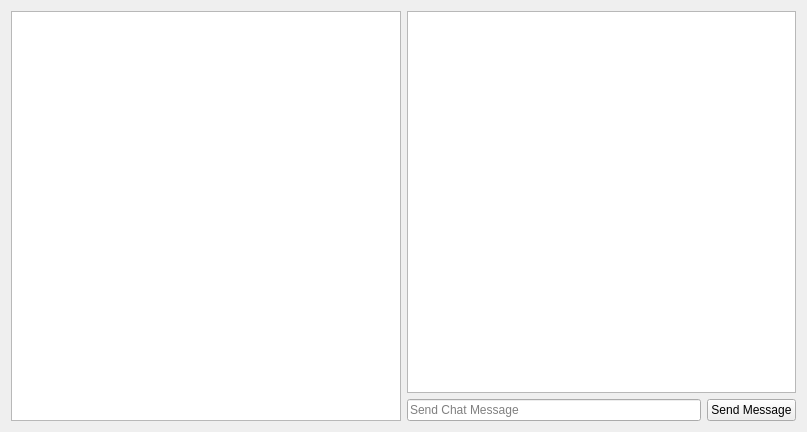
Qt form src/lichii/multiplayer/chat_room.ui (ddddng/Lichii) before a commit.
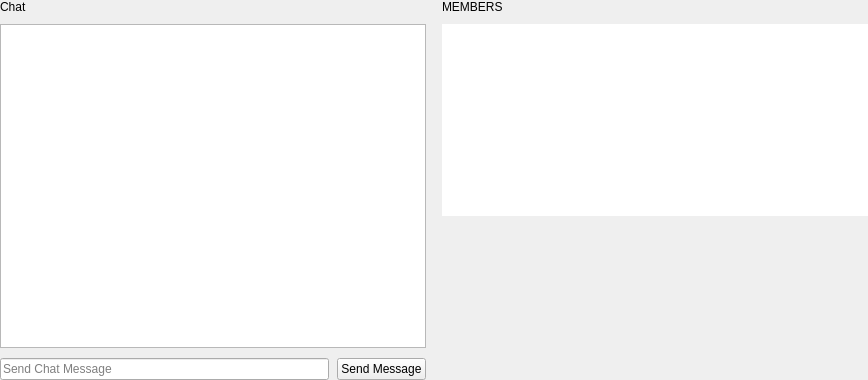
The same form after that commit.

Commit message: Multiplayer: Current Room window and chat from Paper

```diff
--- a/src/lichii/multiplayer/chat_room.ui
+++ b/src/lichii/multiplayer/chat_room.ui
@@ -6,19 +6,41 @@
    <rect>
     <x>0</x>
     <y>0</y>
-    <width>807</width>
-    <height>432</height>
+    <width>868</width>
+    <height>380</height>
    </rect>
   </property>
   <property name="windowTitle">
    <string>Room Window</string>
   </property>
   <layout class="QHBoxLayout" name="horizontalLayout">
+   <property name="spacing">
+    <number>16</number>
+   </property>
+   <property name="leftMargin">
+    <number>0</number>
+   </property>
+   <property name="topMargin">
+    <number>0</number>
+   </property>
+   <property name="rightMargin">
+    <number>0</number>
+   </property>
+   <property name="bottomMargin">
+    <number>0</number>
+   </property>
    <item>
-    <widget class="QTreeView" name="player_view"/>
-   </item>
-   <item>
-    <layout class="QVBoxLayout" name="verticalLayout_4">
+    <layout class="QVBoxLayout" name="chat_column">
+     <property name="spacing">
+      <number>10</number>
+     </property>
+     <item>
+      <widget class="QLabel" name="chat_label">
+       <property name="text">
+        <string>Chat</string>
+       </property>
+      </widget>
+     </item>
      <item>
       <widget class="QTextEdit" name="chat_history">
        <property name="undoRedoEnabled">
@@ -34,6 +56,9 @@
      </item>
      <item>
       <layout class="QHBoxLayout" name="horizontalLayout_3">
+       <property name="spacing">
+        <number>8</number>
+       </property>
        <item>
         <widget class="QLineEdit" name="chat_message">
          <property name="placeholderText">
@@ -52,6 +77,40 @@
      </item>
     </layout>
    </item>
+   <item>
+    <layout class="QVBoxLayout" name="member_column">
+     <property name="spacing">
+      <number>10</number>
+     </property>
+     <item>
+      <widget class="QLabel" name="members_label">
+       <property name="text">
+        <string>MEMBERS</string>
+       </property>
+      </widget>
+     </item>
+     <item>
+      <widget class="QTreeView" name="player_view">
+       <property name="frameShape">
+        <enum>QFrame::NoFrame</enum>
+       </property>
+      </widget>
+     </item>
+     <item>
+      <spacer name="member_spacer">
+       <property name="orientation">
+        <enum>Qt::Vertical</enum>
+       </property>
+       <property name="sizeHint" stdset="0">
+        <size>
+         <width>0</width>
+         <height>0</height>
+        </size>
+       </property>
+      </spacer>
+     </item>
+    </layout>
+   </item>
   </layout>
  </widget>
  <resources/>
```
The commit also changes 5 other files.
